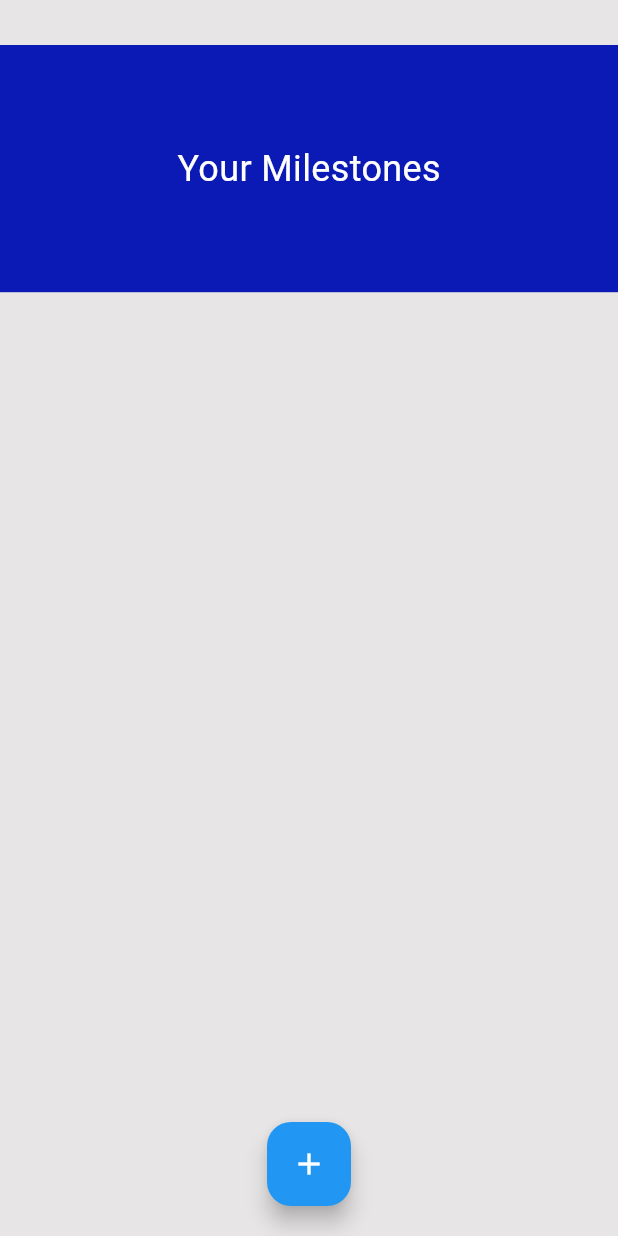
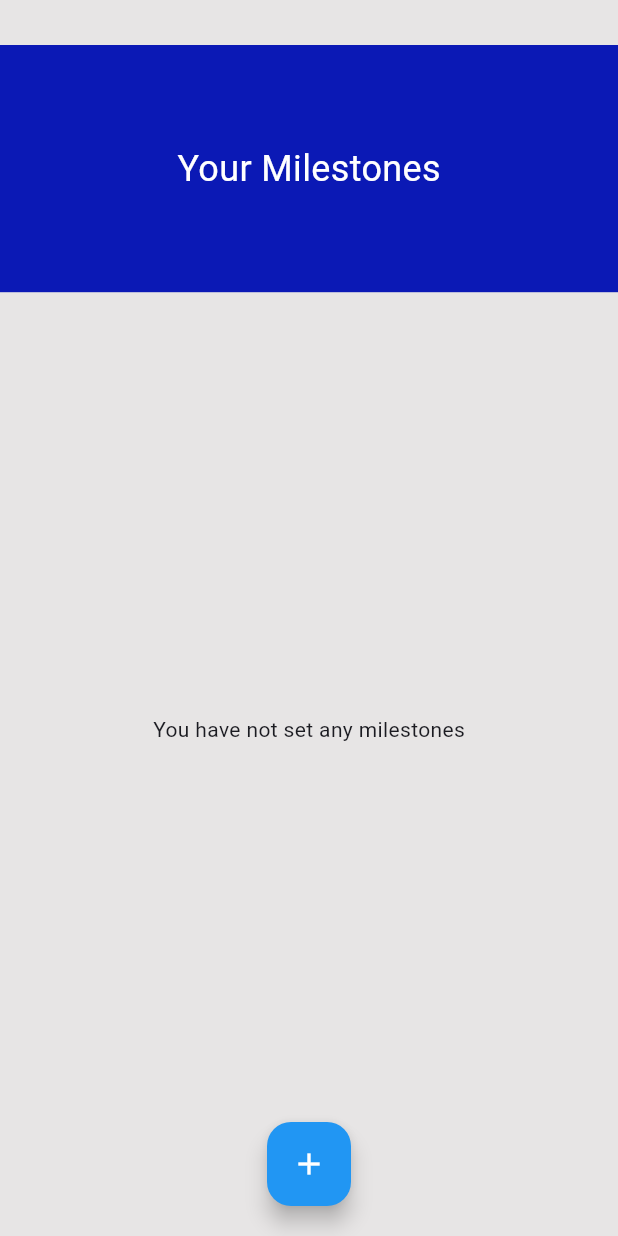
Before and after one commit to Maverickk6/baby-milestone-tracker, a Flutter app: the HomeScreen screen opened by its route, on a phone screen of 412 x 824 dp. Run offline on Flutter 3.47's test engine with Material 3 defaults, Android fonts, the phone set to English and light mode, and no system bars; our stand-ins replace flutter_svg, gap, get, introduction_screen; missing offline and left inert: sqfentity, sqfentity_gen.

Commit message:
ui improvement for empty milestone list

```diff
--- a/lib/screens/home_screen.dart
+++ b/lib/screens/home_screen.dart
@@ -37,16 +37,23 @@ class HomeScreen extends StatelessWidget {
                   ),
                 ),
                 const SizedBox(height: 30),
-                Expanded(
+                milestoneView.allMilestones.isEmpty
+                    ? const Expanded(
+                        child: Center(
+                          child: Text('You have not set any milestones'),
+                        ),
+                      )
+                    : Expanded(
                         child: ListView.separated(
                           separatorBuilder: (context, index) => const Gap(10),
                           itemCount: milestoneView.allMilestones.length,
                           itemBuilder: (context, index) => TileWidget(
                               type: milestoneView.allMilestones[index].type!,
-                        description:
-                            milestoneView.allMilestones[index].description!,
+                              description: milestoneView
+                                  .allMilestones[index].description!,
                               date: milestoneView.allMilestones[index].date!,
-                        created: milestoneView.allMilestones[index].created!,
+                              created:
+                                  milestoneView.allMilestones[index].created!,
                               id: milestoneView.allMilestones[index].id!),
                         ),
                       ),
--- a/lib/widgets/tile_widget.dart
+++ b/lib/widgets/tile_widget.dart
@@ -47,7 +47,8 @@ class TileWidget extends StatelessWidget {
                     Text(
                       type,
                       style: const TextStyle(
-                        fontSize: 10,
+                        fontSize: 14,
+                        fontWeight: FontWeight.bold
                       ),
                     ),
                     const Gap(5),
```
Also changed, not shown: lib/view_model/milestone_viewmodel.dart (+18 -10 lines), lib/widgets/edit_dialog.dart (added). Lines whose indentation alone changed are shown as unchanged.
